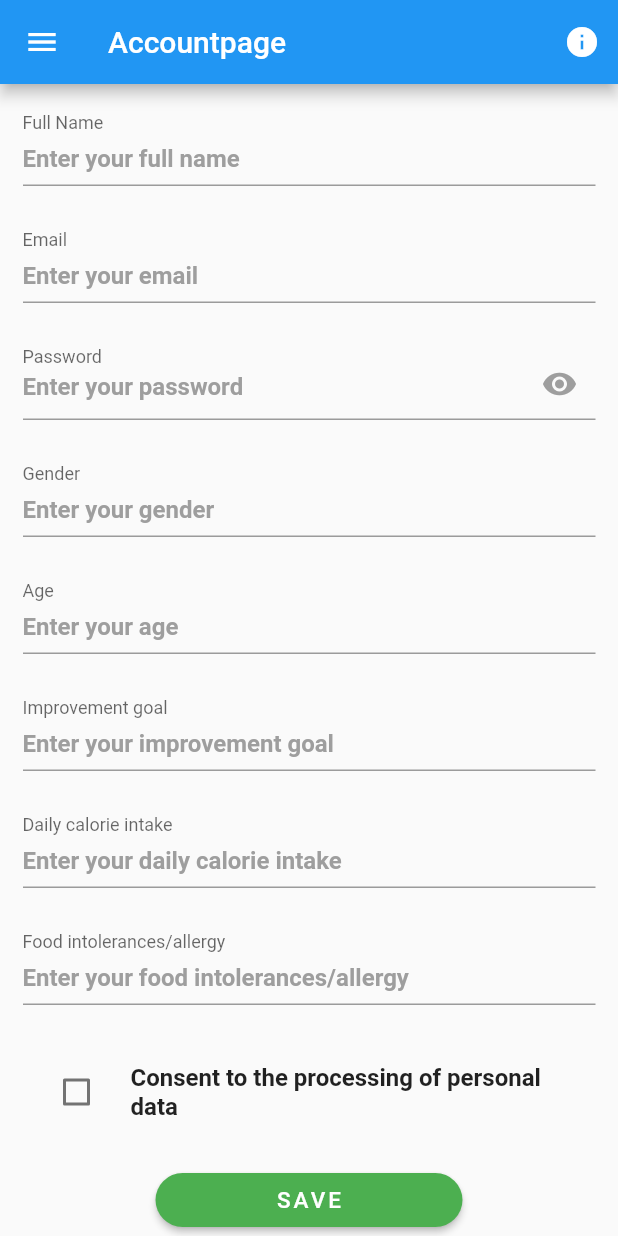
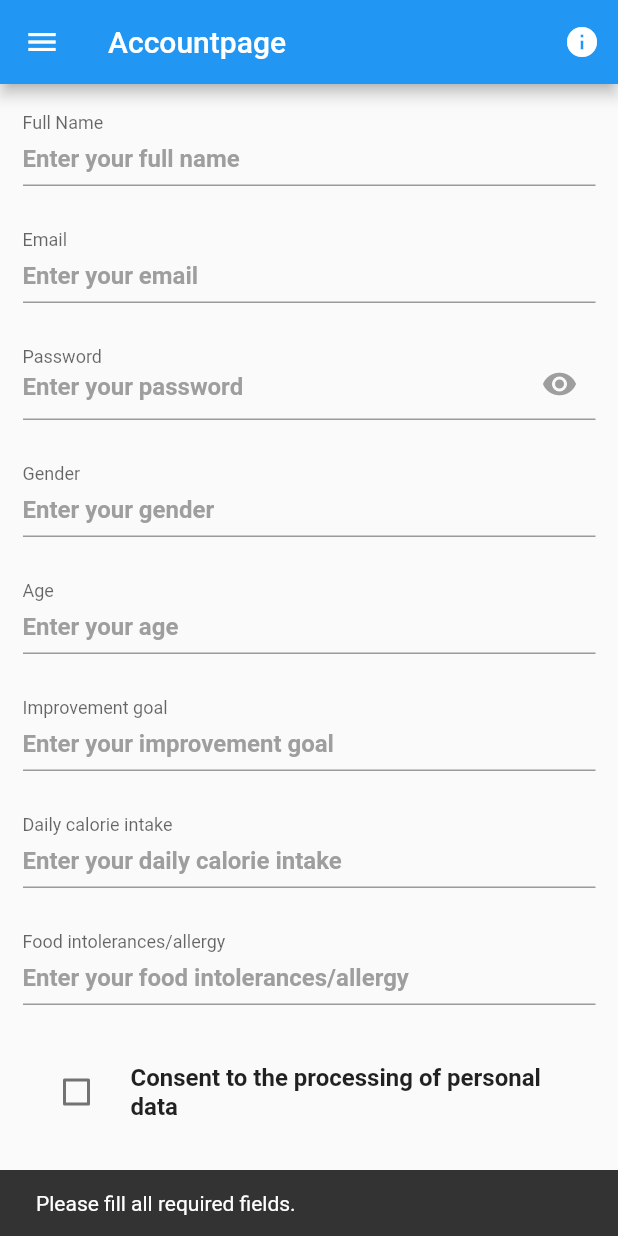
Before and after one commit to SamueleBarbizzi/Flutter-doctors, a Flutter app: the AccountPage screen opened directly, scrolled down 160 dp, after a tap on "SAVE", on a phone screen of 412 x 824 dp. Run offline on Flutter 3.47's test engine with Material 2 defaults, Android fonts, the phone set to English and light mode, and no system bars; our stand-ins replace flutter_login, font_awesome_flutter, material_design_icons_flutter, shared_preferences; accounts and stored records are empty.

Commit message:
data filling snackbar

```diff
--- a/lib/screens/accountpage.dart
+++ b/lib/screens/accountpage.dart
@@ -5,6 +5,7 @@ import 'package:flutter_doctors/screens/loginpage.dart';
 import 'package:flutter_doctors/screens/infopage.dart';
 import 'package:font_awesome_flutter/font_awesome_flutter.dart';
 import 'package:shared_preferences/shared_preferences.dart';
+
 
 class AccountPage extends StatefulWidget {
   AccountPage({Key? key}) : super(key: key);
@@ -55,6 +56,7 @@ class _AccountPageState extends State<AccountPage> {
   }
 
   void saveUserData() async {
+     if (_isFormValid()) {
     SharedPreferences prefs = await SharedPreferences.getInstance();
     await prefs.setString('fullName', _fullNameController.text);
     await prefs.setString('email', _emailController.text);
@@ -66,9 +68,37 @@ class _AccountPageState extends State<AccountPage> {
     await prefs.setString('dailycalorieintake', _dailycalorieintakeController.text);
     await prefs.setString('consent', _consentController.text);
     await prefs.setBool('consentChecked', consentChecked);
+    } else {
+
+      ScaffoldMessenger.of(context).showSnackBar(
+      SnackBar(
+        content: Text('Please fill all required fields.'),
+      ),
+    );
   }
+   if (!consentChecked) {
+    ScaffoldMessenger.of(context).showSnackBar(
+      SnackBar(
+      content: Text('Please accept the consent for data processing'),
+      )
+    );
+    return;
+  }
+}
 
-   @override
+bool _isFormValid() {
+  // Verifica se tutti i campi di testo obbligatori sono stati compilati correttamente
+  return _fullNameController.text.isNotEmpty &&
+      _emailController.text.isNotEmpty &&
+      _passwordController.text.isNotEmpty &&
+      _genderController.text.isNotEmpty &&
+      _ageController.text.isNotEmpty &&
+      _improvementGoalController.text.isNotEmpty &&
+      _foodIntoleranceController.text.isNotEmpty &&
+      _dailycalorieintakeController.text.isNotEmpty;
+}
+
+  @override
   Widget build(BuildContext context) {
     print('${AccountPage.routename} built');
     return Scaffold(
@@ -197,12 +227,12 @@ drawer: Drawer(
               Row(mainAxisAlignment: MainAxisAlignment.center,
                 children: [
                   Icon(Icons.settings,
-                    size: 24,
+                    size: 34,
                     color: Colors.white,
                   ),
                   SizedBox(width: 10),
                   Text('Settings',style: TextStyle(
-                      fontSize: 24,
+                      fontSize: 34,
                       color: Colors.white,
                     ),
                   ),
```
